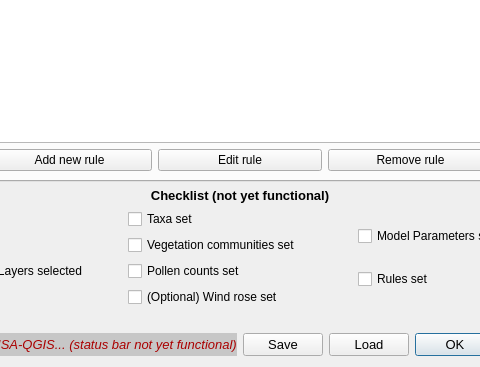
Before: the Qt Designer form MSA_QGIS_dialog_base.ui in ThyavdBerg/MSA-Q, drawn with Qt 5; both pictures show x 112 to 592 and y 461 to 828 of the 704 by 828 pixel window.
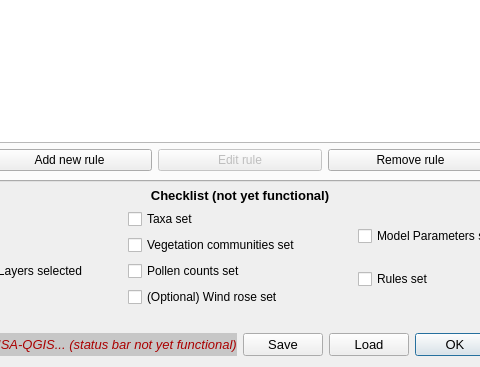
After: the same form once the commit is applied. The open tabs and pages were chosen to show the change. Custom widgets are drawn as their Qt base class.

Commit message: Can now remove rule from list and listwidget

Patch:
```diff
--- a/MSA_QGIS_dialog_base.ui
+++ b/MSA_QGIS_dialog_base.ui
@@ -523,6 +523,9 @@
            </item>
            <item>
             <widget class="QPushButton" name="pushButton_editRule">
+             <property name="enabled">
+              <bool>false</bool>
+             </property>
              <property name="text">
               <string>Edit rule</string>
              </property>
```
Left out of the diff: 9 changed lines with no effect on the pictures. The commit also changes 2 other files.
